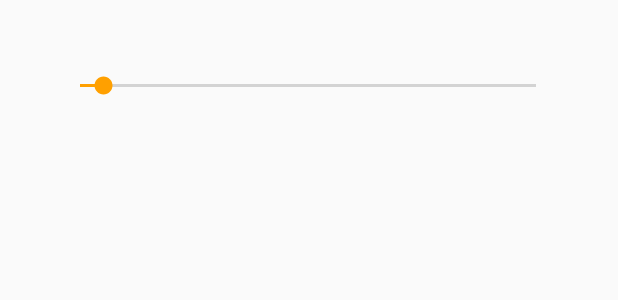
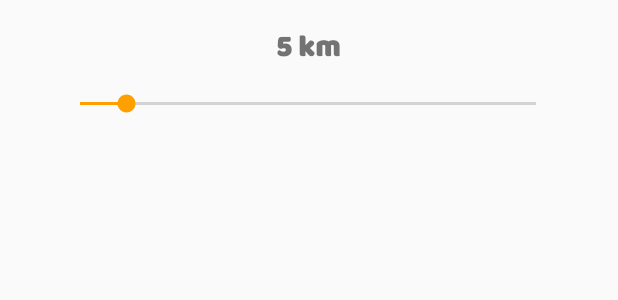
Before and after one commit to sahilsaif12/LocR, an Android app: the layout activity_single_category_places.xml on its own in the app's theme, with its tools: preview values and no code run, on a phone screen of 412 x 824 dp. Shown: the top 300 px of the screen. Run offline under Robolectric (Android 15) with nearby library versions, the phone set to English and light mode, and no system bars.

Commit message:
helping comments added. Distance filter(seekbar) enabled for category locations

```diff
--- a/app/src/main/java/com/example/locr/Common/MainActivity.java
+++ b/app/src/main/java/com/example/locr/Common/MainActivity.java
@@ -44,6 +44,7 @@ public class MainActivity extends AppCompatActivity {
                 onBoardingScreen=getSharedPreferences("onBoarding",MODE_PRIVATE);
                 boolean isFirstTime=onBoardingScreen.getBoolean("isFirstTime",true);
 
+                // Checking the user open the app first time or not so that it can decide to show OnBoarding screen or not
                 if (isFirstTime){
                     SharedPreferences.Editor editor=onBoardingScreen.edit();
                     editor.putBoolean("isFirstTime",false);
--- a/app/src/main/java/com/example/locr/Common/OnBoarding.java
+++ b/app/src/main/java/com/example/locr/Common/OnBoarding.java
@@ -24,7 +24,7 @@ public class OnBoarding extends AppCompatActivity {
     LinearLayout dotsLayout;
     SliderAdapter sliderAdapter;
     TextView[] dots;
-    Button letsGetStarted;
+    Button letsGetStarted,nextBtn;
     Animation animation;
     int current_pos;
     @Override
@@ -36,6 +36,7 @@ public class OnBoarding extends AppCompatActivity {
         slider=findViewById(R.id.slider);
         dotsLayout=findViewById(R.id.dots);
         letsGetStarted=findViewById(R.id.letsGetStarted);
+        nextBtn=findViewById(R.id.nextBtn);
 
         sliderAdapter=new SliderAdapter(this);
         slider.setAdapter(sliderAdapter);
@@ -81,6 +82,7 @@ public class OnBoarding extends AppCompatActivity {
             }
             else{
                 letsGetStarted.setVisibility(View.VISIBLE);
+                nextBtn.setVisibility(View.INVISIBLE);
                 animation= AnimationUtils.loadAnimation(OnBoarding.this,R.anim.bottom_animation);
                 animation.setDuration(500);
                 letsGetStarted.setAnimation(animation);
--- a/app/src/main/java/com/example/locr/HelperClasses/FetchingData.java
+++ b/app/src/main/java/com/example/locr/HelperClasses/FetchingData.java
@@ -46,7 +46,7 @@ public class FetchingData {
                 Request request = null;
                 try {
                     request = new Request.Builder()
-                            .url(new URL("https://api.geoapify.com/v2/places?categories="+ category_id +"&filter=circle:" +lon+","+lat+"," +radius+"&bias=proximity:"+lon+","+lat +"&limit=50&apiKey=" +bundle.get("geoapify_key")))
+                            .url(new URL("https://api.geoapify.com/v2/places?categories="+ category_id +"&filter=circle:" +lon+","+lat+"," +radius+"&bias=proximity:"+lon+","+lat +"&limit=200&apiKey=" +bundle.get("geoapify_key")))
                             .method("GET", null)
                             .build();
                 } catch (MalformedURLException e) {
@@ -67,7 +67,7 @@ public class FetchingData {
 //                    Log.d("data1", s);
 //                    Log.d("data1", String.valueOf(data));
 
-                    Log.d("data1", String.valueOf("https://api.geoapify.com/v2/places?categories="+ category_id +"&filter=circle:" +lon+","+lat+"," +radius+"&bias=proximity:"+lon+","+lat +"&limit=50&apiKey=" +bundle.get("geoapify_key")));
+                    Log.d("data1", String.valueOf("https://api.geoapify.com/v2/places?categories="+ category_id +"&filter=circle:" +lon+","+lat+"," +radius+"&bias=proximity:"+lon+","+lat +"&limit=200&apiKey=" +bundle.get("geoapify_key")));
 
 
                 } catch (IOException | JSONException e) {
--- a/app/src/main/res/layout/activity_all_categories.xml
+++ b/app/src/main/res/layout/activity_all_categories.xml
@@ -43,7 +43,7 @@
         app:layout_constraintTop_toTopOf="parent" />
 
     <RelativeLayout
-        android:id="@+id/loading_screen"
+        android:id="@+id/all_category_loading_screen"
         android:layout_width="match_parent"
         android:layout_height="match_parent"
         android:background="#BE858080"
--- a/app/src/main/res/layout/activity_single_category_places.xml
+++ b/app/src/main/res/layout/activity_single_category_places.xml
@@ -11,15 +11,15 @@
         style="@style/Widget.AppCompat.SeekBar"
         android:layout_width="336dp"
         android:layout_height="26dp"
-        android:layout_marginTop="44dp"
-        android:max="10000"
-        android:progress="500"
+        android:layout_marginTop="8dp"
+        android:max="50000"
+        android:progress="5000"
         android:progressTint="#FFA000"
         android:thumbTint="#FFA000"
         app:layout_constraintEnd_toEndOf="parent"
         app:layout_constraintHorizontal_bias="0.493"
         app:layout_constraintStart_toStartOf="parent"
-        app:layout_constraintTop_toTopOf="parent" />
+        app:layout_constraintTop_toBottomOf="@+id/radius_text" />
 
     <androidx.recyclerview.widget.RecyclerView
         android:id="@+id/locationsRecycler"
@@ -32,5 +32,36 @@
         app:layout_constraintTop_toBottomOf="@+id/seekBar"
         app:layout_constraintBottom_toBottomOf="parent"/>
 
+    <TextView
+        android:id="@+id/radius_text"
+        android:layout_width="wrap_content"
+        android:layout_height="wrap_content"
+        android:layout_marginTop="16dp"
+        android:fontFamily="@font/baloo"
+        android:text="5 km"
+        android:textSize="20sp"
+        android:textStyle="bold"
+        app:layout_constraintEnd_toEndOf="parent"
+        app:layout_constraintHorizontal_bias="0.498"
+        app:layout_constraintStart_toStartOf="parent"
+        app:layout_constraintTop_toTopOf="parent" />
+
+    <RelativeLayout
+        android:id="@+id/locations_loading_screen"
+        android:layout_width="match_parent"
+        android:layout_height="match_parent"
+        android:background="#BE858080"
+        android:gravity="center"
+        android:visibility="gone">
+
+        <ProgressBar
+            android:id="@+id/progressBar"
+            style="?android:attr/progressBarStyle"
+            android:layout_width="74dp"
+            android:layout_height="73dp"
+            android:indeterminateTint="#FDAD26"
+            android:visibility="visible" />
+    </RelativeLayout>
+
 
 </androidx.constraintlayout.widget.ConstraintLayout>
```
Also changed, not shown: app/src/main/java/com/example/locr/Common/MapScreen.java (+5 -27 lines), app/src/main/java/com/example/locr/User/AllCategories.java (+3 -7 lines), app/src/main/java/com/example/locr/User/SingleCategoryPlaces.java (+74 -12 lines), app/src/main/java/com/example/locr/User/UserDashboard.java (+24 -10 lines).
